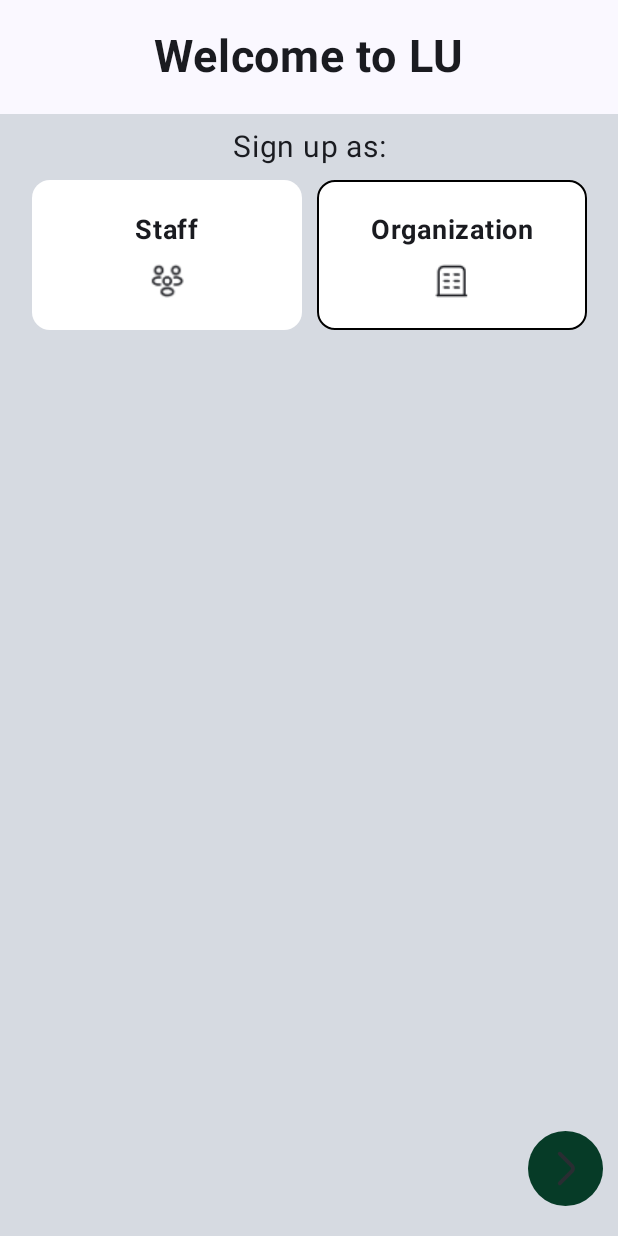
After one commit to hngx-org/Titans-food-mobile, an Android app built with Jetpack Compose: the composable SelectedOrganizationSignup shown on its own in the app's theme, on a phone screen of 412 x 824 dp. The commit adds this screen. Run offline under Robolectric (Android 15) with nearby library versions, the phone set to English and light mode, and no system bars.

Commit message:
Staff and organization auth tree

```diff
--- a/app/src/main/AndroidManifest.xml
+++ b/app/src/main/AndroidManifest.xml
@@ -1,6 +1,8 @@
 <?xml version="1.0" encoding="utf-8"?>
 <manifest xmlns:android="http://schemas.android.com/apk/res/android"
     xmlns:tools="http://schemas.android.com/tools">
+
+    <uses-permission android:name="android.permission.INTERNET" />
 
     <application
         android:allowBackup="true"
--- /dev/null
+++ b/app/src/main/java/com/example/titansfreelunch/ui/screen/authentication/organization/SelectedOrganizationSignup.kt
@@ -0,0 +1,162 @@
+package com.example.titansfreelunch.ui.screen.authentication.organization
+
+import androidx.compose.foundation.BorderStroke
+import androidx.compose.foundation.Image
+import androidx.compose.foundation.background
+import androidx.compose.foundation.layout.Arrangement
+import androidx.compose.foundation.layout.Box
+import androidx.compose.foundation.layout.Column
+import androidx.compose.foundation.layout.Row
+import androidx.compose.foundation.layout.Spacer
+import androidx.compose.foundation.layout.fillMaxSize
+import androidx.compose.foundation.layout.fillMaxWidth
+import androidx.compose.foundation.layout.height
+import androidx.compose.foundation.layout.padding
+import androidx.compose.foundation.layout.size
+import androidx.compose.foundation.layout.width
+import androidx.compose.foundation.shape.RoundedCornerShape
+import androidx.compose.material3.Button
+import androidx.compose.material3.Card
+import androidx.compose.material3.CardDefaults
+import androidx.compose.material3.Icon
+import androidx.compose.material3.SmallFloatingActionButton
+import androidx.compose.material3.Text
+import androidx.compose.runtime.Composable
+import androidx.compose.ui.Alignment
+import androidx.compose.ui.Modifier
+import androidx.compose.ui.draw.clip
+import androidx.compose.ui.graphics.Color
+import androidx.compose.ui.res.painterResource
+import androidx.compose.ui.res.stringResource
+import androidx.compose.ui.text.font.FontWeight
+import androidx.compose.ui.tooling.preview.Preview
+import androidx.compose.ui.unit.dp
+import androidx.compose.ui.unit.sp
+import com.example.titansfreelunch.R
+
+@Composable
+fun SelectedOrganizationSignup(modifier: Modifier = Modifier) {
+    Column(
+        modifier = Modifier.fillMaxSize(),
+        horizontalAlignment = Alignment.CenterHorizontally
+    ) {
+        Text(
+            text = stringResource(R.string.welcome_to_lu),
+            fontSize = 30.sp,
+            fontWeight = FontWeight.Bold,
+            modifier = Modifier.padding(20.dp)
+        )
+        Column(
+            horizontalAlignment = Alignment.CenterHorizontally,
+            verticalArrangement = Arrangement.SpaceBetween,
+            modifier = Modifier
+                .fillMaxSize()
+                .background(color = Color(214, 218, 225))
+        ) {
+            Column(
+                verticalArrangement = Arrangement.SpaceBetween,
+                horizontalAlignment = Alignment.CenterHorizontally,
+                modifier = Modifier.fillMaxSize()
+            ){
+                Column(
+                    horizontalAlignment = Alignment.CenterHorizontally,
+                ){
+                    Text(
+                        text = stringResource(R.string.sign_up_as),
+                        modifier = Modifier.padding(10.dp),
+                        fontSize = 20.sp
+                    )
+                    Row {
+                        Card(
+                            modifier = Modifier
+                                .height(100.dp)
+                                .width(180.dp),
+                            colors = CardDefaults.cardColors(
+                                containerColor = Color.White
+                            )
+                        ) {
+                            Column(
+                                modifier = Modifier.fillMaxSize(),
+                                horizontalAlignment = Alignment.CenterHorizontally,
+                                verticalArrangement = Arrangement.Center
+                            ) {
+                                Text(
+                                    text = stringResource(R.string.staff),
+                                    fontSize = 18.sp,
+                                    fontWeight = FontWeight.Bold,
+                                    modifier = Modifier.padding(bottom = 10.dp)
+                                )
+                                Icon(
+                                    painter = painterResource(id = R.drawable.people),
+                                    contentDescription = stringResource(R.string.staff_signup),
+                                    modifier = Modifier.size(24.dp)
+                                )
+                            }
+
+                        }
+                        Spacer(modifier = Modifier.width(10.dp))
+                        Card(
+                            modifier = Modifier
+                                .height(100.dp)
+                                .width(180.dp),
+                            colors = CardDefaults.cardColors(
+                                containerColor = Color.White
+                            ),
+                            border = BorderStroke(1.dp, Color.Black)
+                        ) {
+                            Column(
+                                modifier = Modifier.fillMaxSize(),
+                                horizontalAlignment = Alignment.CenterHorizontally,
+                                verticalArrangement = Arrangement.Center
+                            ) {
+                                Text(
+                                    text = stringResource(R.string.organization),
+                                    fontSize = 18.sp,
+                                    fontWeight = FontWeight.Bold,
+                                    modifier = Modifier.padding(bottom = 10.dp)
+                                )
+                                Icon(
+                                    painter = painterResource(id = R.drawable.organization),
+                                    contentDescription = stringResource(R.string.organization_signup),
+                                    modifier = Modifier.size(24.dp)
+                                )
+                            }
+
+                        }
+                    }
+                }
+                Column(
+                    modifier = Modifier.fillMaxWidth(),
+                    horizontalAlignment = Alignment.End
+                ){
+                    SmallFloatingActionButton(
+                        onClick = { /*TODO*/ },
+                        containerColor = Color(6, 59, 39),
+                        modifier = Modifier
+                            .padding(end = 10.dp)
+                            .size(50.dp)
+                            .clip(RoundedCornerShape(50))
+                    ) {
+                        Image(
+                            painter = painterResource(id = R.drawable.arrow_right),
+                            contentDescription = stringResource(id = R.string.next_step),
+                            modifier = Modifier.size(30.dp)
+                        )
+                    }
+                    Spacer(
+                        modifier = Modifier.height(20.dp)
+                    )
+                }
+
+            }
+
+        }
+
+    }
+}
+
+@Preview(showBackground = true)
+@Composable
+fun SignupScreePreview() {
+    SelectedOrganizationSignup()
+}
--- a/app/src/main/res/values/strings.xml
+++ b/app/src/main/res/values/strings.xml
@@ -1,3 +1,10 @@
 <resources>
     <string name="app_name">TitansFreeLunch</string>
+    <string name="welcome_to_lu">Welcome to LU</string>
+    <string name="sign_up_as">Sign up as:</string>
+    <string name="organization">Organization</string>
+    <string name="staff">Staff</string>
+    <string name="staff_signup">staff signup</string>
+    <string name="organization_signup">organization signup</string>
+    <string name="next_step">next step</string>
 </resources>
```
Also changed, not shown: app/src/main/java/com/example/titansfreelunch/ui/screen/authentication/SignupScreen.kt (added, +116 -0 lines), app/src/main/java/com/example/titansfreelunch/ui/screen/authentication/staff/SelectedStaffSignup.kt (added, +161 -0 lines), app/src/main/res/drawable-mdpi/people.png (added), app/src/main/res/drawable-nodpi/arrow_right.png (added), app/src/main/res/drawable-nodpi/organization.png (added), app/src/main/res/drawable-nodpi/staff.png (added).
